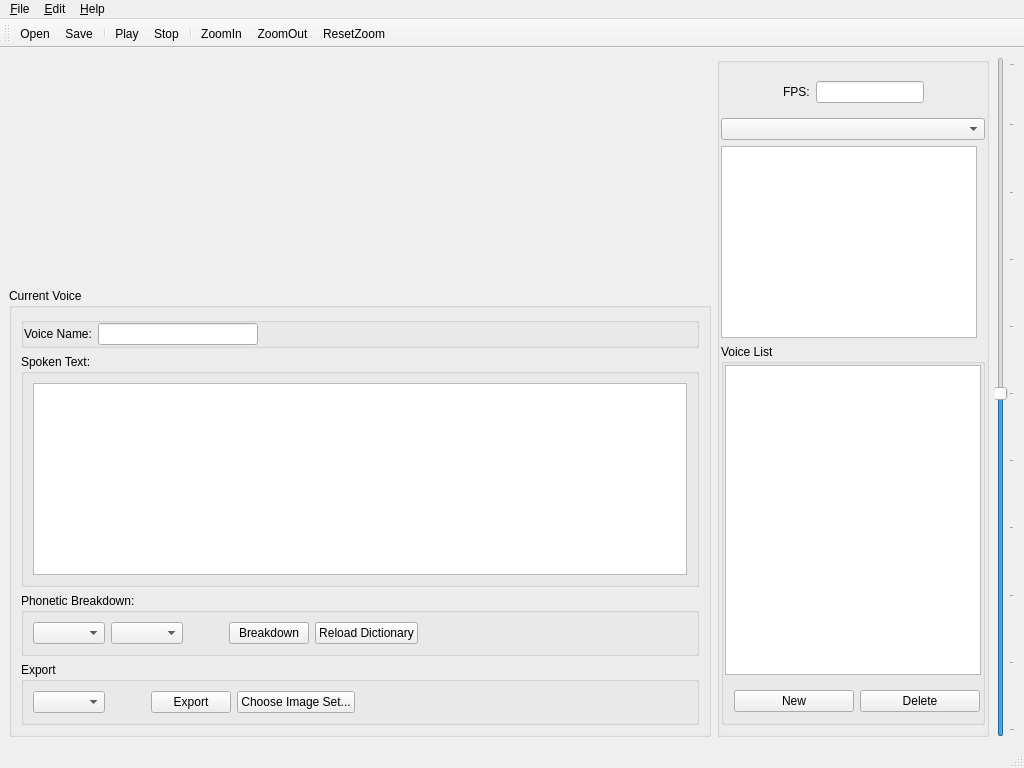
morevnaproject-org/papagayo-ng, file rsrc/papagayo-ng2.ui: the form before one commit.
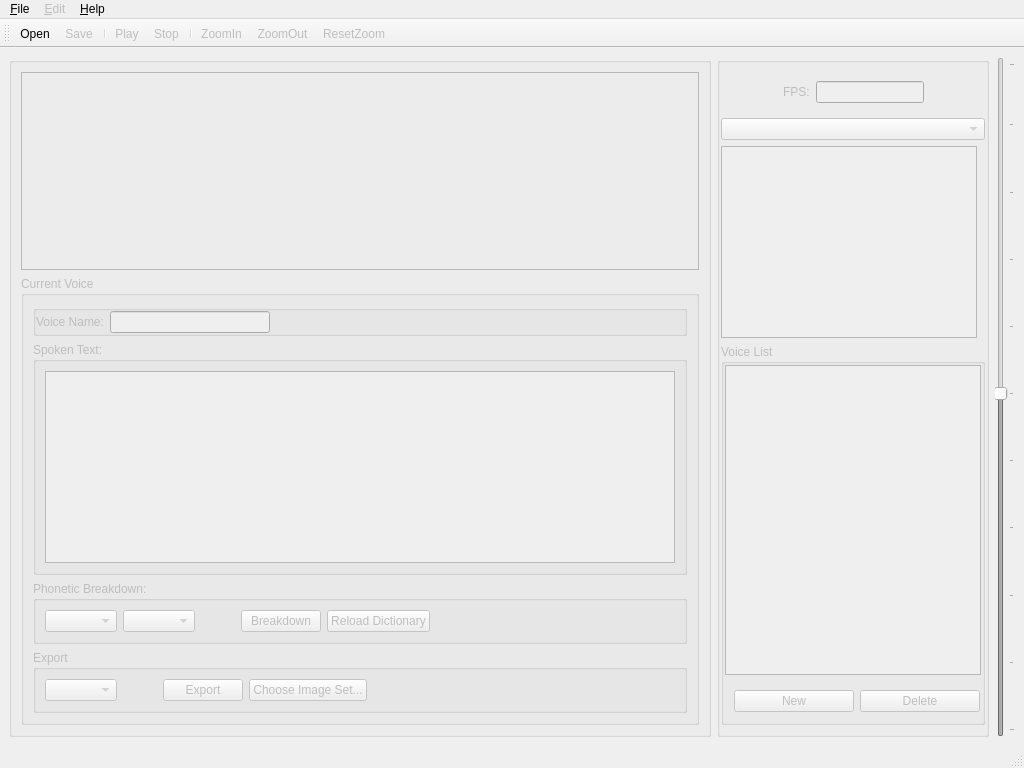
The form after the commit. Icons and pictures are not drawn. Custom widgets are drawn as their Qt base class.

Diff of the .ui file:
```diff
--- a/rsrc/papagayo-ng2.ui
+++ b/rsrc/papagayo-ng2.ui
@@ -28,9 +28,20 @@
        <enum>QLayout::SetFixedSize</enum>
       </property>
       <item>
-       <layout class="QVBoxLayout" name="vertical_layout_left" stretch="2,0">
+       <widget class="QGroupBox" name="vertical_layout_left">
+        <property name="enabled">
+         <bool>false</bool>
+        </property>
+        <layout class="QVBoxLayout" name="vertical_layout_left_1" stretch="2,0">
         <item>
-         <widget class="WaveformView" name="waveform_view"/>
+          <widget class="WaveformView" name="waveform_view">
+           <property name="frameShape">
+            <enum>QFrame::StyledPanel</enum>
+           </property>
+           <property name="frameShadow">
+            <enum>QFrame::Sunken</enum>
+           </property>
+          </widget>
         </item>
         <item>
          <widget class="QGroupBox" name="current_voice">
@@ -254,9 +265,13 @@
          </widget>
         </item>
        </layout>
+       </widget>
       </item>
       <item>
        <widget class="QGroupBox" name="vertical_layout_right">
+        <property name="enabled">
+         <bool>false</bool>
+        </property>
         <property name="sizePolicy">
          <sizepolicy hsizetype="Fixed" vsizetype="Preferred">
           <horstretch>0</horstretch>
@@ -425,6 +440,9 @@
       </item>
       <item>
        <widget class="QSlider" name="volume_slider">
+        <property name="enabled">
+         <bool>false</bool>
+        </property>
         <property name="value">
          <number>50</number>
         </property>
@@ -451,7 +469,7 @@
     <rect>
      <x>0</x>
      <y>0</y>
-     <width>1024</width>
+     <width>1009</width>
      <height>21</height>
     </rect>
    </property>
@@ -465,6 +483,9 @@
     <addaction name="action_exit"/>
    </widget>
    <widget class="QMenu" name="menu_edit">
+    <property name="enabled">
+     <bool>false</bool>
+    </property>
     <property name="title">
      <string>&amp;Edit</string>
     </property>
@@ -525,6 +546,9 @@
    </property>
   </action>
   <action name="action_save">
+   <property name="enabled">
+    <bool>false</bool>
+   </property>
    <property name="icon">
     <iconset resource="../qt-icons.qrc">
      <normaloff>:/rsrc/save.png</normaloff>:/rsrc/save.png</iconset>
@@ -564,6 +588,9 @@
    </property>
   </action>
   <action name="action_play">
+   <property name="enabled">
+    <bool>false</bool>
+   </property>
    <property name="icon">
     <iconset resource="../qt-icons.qrc">
      <normaloff>:/rsrc/play.png</normaloff>:/rsrc/play.png</iconset>
@@ -573,6 +600,9 @@
    </property>
   </action>
   <action name="action_stop">
+   <property name="enabled">
+    <bool>false</bool>
+   </property>
    <property name="icon">
     <iconset resource="../qt-icons.qrc">
      <normaloff>:/rsrc/stop.png</normaloff>:/rsrc/stop.png</iconset>
@@ -582,6 +612,9 @@
    </property>
   </action>
   <action name="action_zoom_in">
+   <property name="enabled">
+    <bool>false</bool>
+   </property>
    <property name="icon">
     <iconset resource="../qt-icons.qrc">
      <normaloff>:/rsrc/zoom_in.png</normaloff>:/rsrc/zoom_in.png</iconset>
@@ -591,6 +624,9 @@
    </property>
   </action>
   <action name="action_zoom_out">
+   <property name="enabled">
+    <bool>false</bool>
+   </property>
    <property name="icon">
     <iconset resource="../qt-icons.qrc">
      <normaloff>:/rsrc/zoom_out.png</normaloff>:/rsrc/zoom_out.png</iconset>
@@ -600,6 +636,9 @@
    </property>
   </action>
   <action name="action_reset_zoom">
+   <property name="enabled">
+    <bool>false</bool>
+   </property>
    <property name="icon">
     <iconset resource="../qt-icons.qrc">
      <normaloff>:/rsrc/zoom_1.png</normaloff>:/rsrc/zoom_1.png</iconset>
@@ -614,6 +653,12 @@
    <class>WaveformView</class>
    <extends>QFrame</extends>
    <header>WaveformViewQT.py</header>
+   <container>1</container>
+  </customwidget>
+  <customwidget>
+   <class>MouthView</class>
+   <extends>QGraphicsView</extends>
+   <header>MouthViewQT.py</header>
   </customwidget>
  </customwidgets>
  <resources>
```
Left out of the diff: 9 changed lines with no effect on the pictures. Lines whose indentation alone changed are shown as unchanged.
